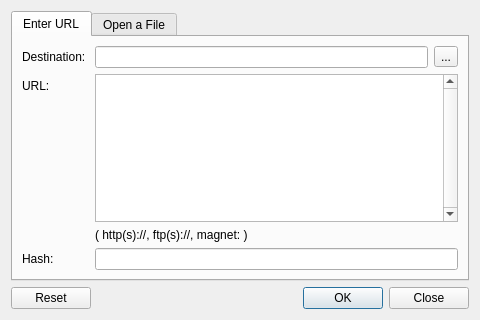
GekkoFyre/FyreDL, file src/addurl.ui: the form before one commit.
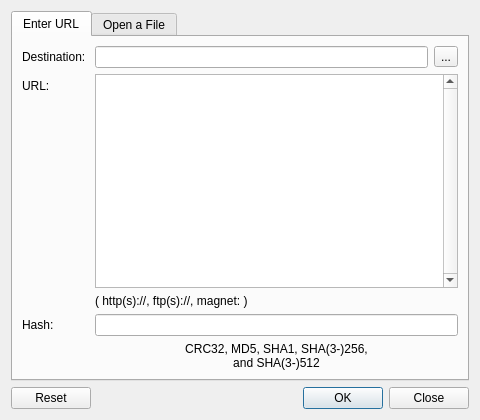
The form after the commit.

Commit message: * Cleaned up the code in addurl.cpp/hpp somewhat, adding extra comments here and there also. * Improved stability with regard to the CSV import function which allows you to mass-import URLs into the program. Please see 'url_import_example.csv' for an example.

Patch:
```diff
--- a/src/addurl.ui
+++ b/src/addurl.ui
@@ -7,7 +7,7 @@
     <x>0</x>
     <y>0</y>
     <width>480</width>
-    <height>320</height>
+    <height>420</height>
    </rect>
   </property>
   <property name="windowTitle">
@@ -97,6 +97,17 @@
              </property>
             </widget>
            </item>
+           <item row="4" column="1">
+            <widget class="QLabel" name="url_hash_label_desc">
+             <property name="text">
+              <string>CRC32, MD5, SHA1, SHA(3-)256, 
+and SHA(3-)512</string>
+             </property>
+             <property name="alignment">
+              <set>Qt::AlignCenter</set>
+             </property>
+            </widget>
+           </item>
           </layout>
          </item>
         </layout>
```
Left out of the diff: 21 changed lines with no effect on the pictures. The commit also changes 7 other files.
